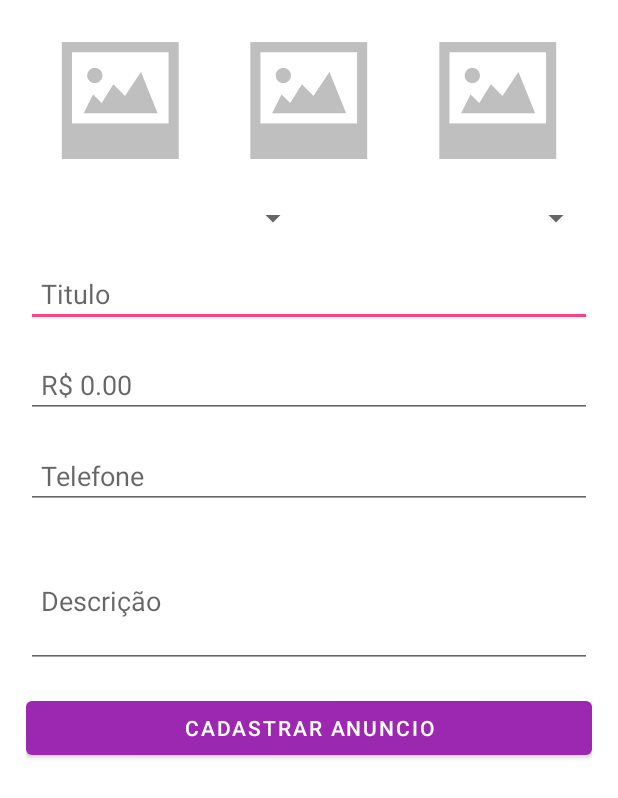
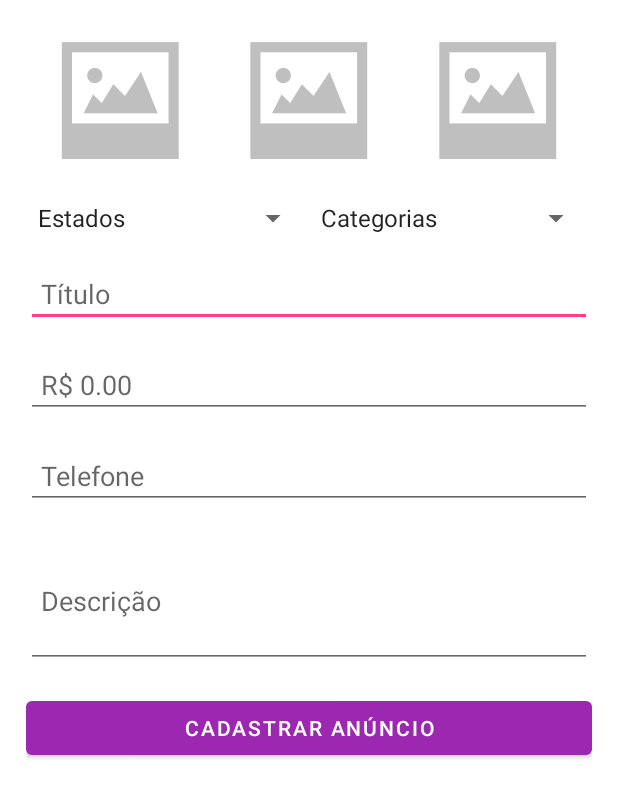
Before and after one commit to Luiza-MRS/Projeto_Residuos_Oficial, an Android app: the CadastrarAnuncioActivity screen opened directly, with no data from a screen before it, after a tap on an icon or button, on a phone screen of 412 x 824 dp. Shown: the top 798 px of the screen. Run offline under Robolectric (Android 15) with nearby library versions, the phone set to English and light mode, and no system bars.

Commit message:
Adição de spinner e Validação do cadastro de anuncios

```diff
--- a/app/src/main/java/com/example/olx_clone/activity/CadastrarAnuncioActivity.java
+++ b/app/src/main/java/com/example/olx_clone/activity/CadastrarAnuncioActivity.java
@@ -1,7 +1,6 @@
 package com.example.olx_clone.activity;
 
 import android.Manifest;
-import android.annotation.SuppressLint;
 import android.app.Activity;
 import android.app.AlertDialog;
 import android.content.DialogInterface;
@@ -14,10 +13,14 @@ import android.text.Editable;
 import android.text.TextWatcher;
 import android.util.Log;
 import android.view.View;
+import android.widget.ArrayAdapter;
 import android.widget.EditText;
 import android.widget.ImageView;
+import android.widget.Spinner;
 import android.widget.Toast;
 
+import androidx.activity.result.ActivityResultLauncher;
+import androidx.activity.result.contract.ActivityResultContracts;
 import androidx.annotation.NonNull;
 import androidx.appcompat.app.AppCompatActivity;
 import androidx.core.graphics.Insets;
@@ -33,17 +36,23 @@ import java.util.List;
 public class CadastrarAnuncioActivity extends AppCompatActivity implements View.OnClickListener {
 
     private EditText campoTitulo, campoDescricao, campoValor, campoTelefone;
+    private Spinner campoEstado, campoCategoria;
     private ImageView imagem1, imagem2, imagem3;
-    private String[] permissoes = new String[]{
+    private final String[] permissoes = new String[]{
             Manifest.permission.READ_EXTERNAL_STORAGE,
     };
-    private List<String> listaFotosRecuperadas = new ArrayList<>();
+    private final List<String> listaFotosRecuperadas = new ArrayList<>();
+
+    private ActivityResultLauncher<Intent> activityResultLauncher;
+    private int requestCode;
 
     @Override
     protected void onCreate(Bundle savedInstanceState) {
         super.onCreate(savedInstanceState);
         setContentView(R.layout.activity_cadastrar_anuncio);
         inicializarComponentes();
+
+        carregarDadosSpinner();
 
         ViewCompat.setOnApplyWindowInsetsListener(findViewById(R.id.main), (v, insets) -> {
             Insets systemBars = insets.getInsets(WindowInsetsCompat.Type.systemBars());
@@ -56,57 +65,90 @@ public class CadastrarAnuncioActivity extends AppCompatActivity implements View.
 
         // Adicionar TextWatcher para formatar o telefone
         adicionarTextWatcherTelefone();
+
+        // Inicializar ActivityResultLauncher
+        activityResultLauncher = registerForActivityResult(
+                new ActivityResultContracts.StartActivityForResult(),
+                result -> {
+                    if (result.getResultCode() == Activity.RESULT_OK) {
+                        Intent data = result.getData();
+                        if (data != null && data.getData() != null) {
+                            Uri imagemSelecionada = data.getData();
+                            String caminhoImagem = imagemSelecionada.toString();
+
+                            // Configura imagem no ImageView
+                            if (requestCode == 1) {
+                                imagem1.setImageURI(imagemSelecionada);
+                            } else if (requestCode == 2) {
+                                imagem2.setImageURI(imagemSelecionada);
+                            } else if (requestCode == 3) {
+                                imagem3.setImageURI(imagemSelecionada);
+                            }
+
+                            listaFotosRecuperadas.add(caminhoImagem);
+                        }
+                    }
+                }
+        );
     }
 
-    @SuppressLint("NonConstantResourceId")
     @Override
     public void onClick(View v) {
-        switch (v.getId()) {
-            case R.id.imageCadastro1:
-                escolherImagem(1);
-                break;
-            case R.id.imageCadastro2:
-                escolherImagem(2);
-                break;
-            case R.id.imageCadastro3:
-                escolherImagem(3);
-                break;
-            default:
-                throw new IllegalStateException("Unexpected value: " + v.getId());
+        int id = v.getId();
+        if (id == R.id.imageCadastro1) {
+            escolherImagem(1);
+        } else if (id == R.id.imageCadastro2) {
+            escolherImagem(2);
+        } else if (id == R.id.imageCadastro3) {
+            escolherImagem(3);
+        } else {
+            throw new IllegalStateException("Unexpected value: " + id);
         }
     }
 
     public void escolherImagem(int requestCode) {
+        this.requestCode = requestCode;
         Intent i = new Intent(Intent.ACTION_PICK, MediaStore.Images.Media.EXTERNAL_CONTENT_URI);
-        startActivityForResult(i, requestCode);
+        activityResultLauncher.launch(i);
     }
 
-    @Override
-    protected void onActivityResult(int requestCode, int resultCode, Intent data) {
-        super.onActivityResult(requestCode, resultCode, data);
+    private void carregarDadosSpinner() {
+        // Configura spinner de estados
+        String[] estados = getResources().getStringArray(R.array.estados);
+        List<String> listaEstados = new ArrayList<>();
+        listaEstados.add("Estados"); // Título do spinner
+        listaEstados.addAll(List.of(estados));
 
-        if (resultCode == Activity.RESULT_OK) {
-            // Recuperar imagem
-            Uri imagemSelecionada = data.getData();
-            String caminhoImagem = imagemSelecionada.toString();
+        ArrayAdapter<String> adapterEstado = new ArrayAdapter<>(
+                this, android.R.layout.simple_spinner_item, listaEstados
+        );
+        adapterEstado.setDropDownViewResource(android.R.layout.simple_spinner_dropdown_item);
+        campoEstado.setAdapter(adapterEstado);
+        campoEstado.setSelection(0);
 
-            // Configura imagem no ImageView
-            if (requestCode == 1) {
-                imagem1.setImageURI(imagemSelecionada);
-            } else if (requestCode == 2) {
-                imagem2.setImageURI(imagemSelecionada);
-            } else if (requestCode == 3) {
-                imagem3.setImageURI(imagemSelecionada);
-            }
+        // Configura spinner de categorias
+        String[] categorias = getResources().getStringArray(R.array.categorias);
+        List<String> listaCategorias = new ArrayList<>();
+        listaCategorias.add("Categorias"); // Título do spinner
+        listaCategorias.addAll(List.of(categorias));
 
-            listaFotosRecuperadas.add(caminhoImagem);
-        }
+        ArrayAdapter<String> adapterCategoria = new ArrayAdapter<>(
+                this, android.R.layout.simple_spinner_item, listaCategorias
+        );
+        adapterCategoria.setDropDownViewResource(android.R.layout.simple_spinner_dropdown_item);
+        campoCategoria.setAdapter(adapterCategoria);
+        campoCategoria.setSelection(0);
     }
+
+
+
 
     private void inicializarComponentes() {
         campoTitulo = findViewById(R.id.editTitulo);
         campoDescricao = findViewById(R.id.editDescricao);
         campoValor = findViewById(R.id.editValor);
+        campoEstado = findViewById(R.id.spinnerEstado);
+        campoCategoria = findViewById(R.id.spinnerCategoria);
         campoTelefone = findViewById(R.id.editTelefone);
         imagem1 = findViewById(R.id.imageCadastro1);
         imagem2 = findViewById(R.id.imageCadastro2);
@@ -132,12 +174,7 @@ public class CadastrarAnuncioActivity extends AppCompatActivity implements View.
         builder.setTitle("Permissões Negadas");
         builder.setMessage("Para utilizar o app é necessário aceitar as permissões");
         builder.setCancelable(false);
-        builder.setPositiveButton("Confirmar", new DialogInterface.OnClickListener() {
-            @Override
-            public void onClick(DialogInterface dialog, int which) {
-                finish();
-            }
-        });
+        builder.setPositiveButton("Confirmar", (dialog, which) -> finish());
 
         AlertDialog dialog = builder.create();
         dialog.show();
@@ -158,10 +195,10 @@ public class CadastrarAnuncioActivity extends AppCompatActivity implements View.
                 if (!s.toString().equals(current)) {
                     campoTelefone.removeTextChangedListener(this);
 
-                    String cleanString = s.toString().replaceAll("[^\\d]", "");
+                    String cleanString = s.toString().replaceAll("\\D", "");
                     StringBuilder formatted = new StringBuilder();
 
-                    if (cleanString.length() > 0) {
+                    if (!cleanString.isEmpty()) {
                         formatted.append("(").append(cleanString.substring(0, Math.min(cleanString.length(), 2)));
                     }
 
@@ -179,7 +216,7 @@ public class CadastrarAnuncioActivity extends AppCompatActivity implements View.
 
                     current = formatted.toString();
                     campoTelefone.setText(current);
-                    campoTelefone.setSelection(isDeleting ? current.length() : current.length());
+                    campoTelefone.setSelection(current.length());
 
                     campoTelefone.addTextChangedListener(this);
                 }
@@ -190,7 +227,53 @@ public class CadastrarAnuncioActivity extends AppCompatActivity implements View.
         });
     }
 
-    public void salvarAnuncio(View view) {
+    public void validarDadosAnuncio(View view) {
+        String fone = "";
+        String estado = campoEstado.getSelectedItem().toString();
+        String categoria = campoCategoria.getSelectedItem().toString();
+        String titulo = campoTitulo.getText().toString();
+        String valor = campoValor.getText().toString();
+        String telefone = campoTelefone.getText().toString();
+        if (campoTelefone.getText() != null) {
+            fone = campoTelefone.getText().toString();
+        }
+        String descricao = campoDescricao.getText().toString();
+
+        if (listaFotosRecuperadas.size() != 0) {
+            if (!estado.isEmpty() && !estado.equals("Estados")) {
+                if (!categoria.isEmpty() && !categoria.equals("Categorias")) {
+                    if (!titulo.isEmpty()) {
+                        if (!valor.isEmpty() && !valor.equals("0")) {
+                            if (!telefone.isEmpty() && fone.length() >= 10) {
+                                if (!descricao.isEmpty()) {
+                                    salvarAnuncio();
+                                } else {
+                                    exibirMensagemErro("Preencha o campo Descrição!");
+                                }
+                            } else {
+                                exibirMensagemErro("Preencha o campo Telefone, digite ao menos 10 números!");
+                            }
+                        } else {
+                            exibirMensagemErro("Preencha o campo Valor!");
+                        }
+                    } else {
+                        exibirMensagemErro("Preencha o campo Título!");
+                    }
+                } else {
+                    exibirMensagemErro("Preencha o campo Categoria!");
+                }
+            } else {
+                exibirMensagemErro("Preencha o campo Estado!");
+            }
+        } else {
+            exibirMensagemErro("Selecione ao menos uma foto!");
+        }
+    }
+
+    private void exibirMensagemErro(String s) {
+    }
+
+    public void salvarAnuncio() {
         String valor = campoValor.getText().toString();
         Log.d("salvar", "salvarAnuncio: " + valor);
 
@@ -204,12 +287,6 @@ public class CadastrarAnuncioActivity extends AppCompatActivity implements View.
         Log.d("salvar", "Descricao: " + descricao);
         Log.d("salvar", "Telefone: " + telefone);
 
-        // Exemplo de lógica adicional para salvar o anúncio
-        // anuncio.setTitulo(titulo);
-        // anuncio.setDescricao(descricao);
-        // anuncio.setValor(valor);
-        // anuncio.setTelefone(telefone);
-
         Toast.makeText(this, "Anúncio salvo!", Toast.LENGTH_SHORT).show();
 
         // Redirecionar para "Meus Anúncios"
--- a/app/src/main/res/layout/activity_cadastrar_anuncio.xml
+++ b/app/src/main/res/layout/activity_cadastrar_anuncio.xml
@@ -57,14 +57,14 @@
             android:orientation="horizontal">
 
             <Spinner
-                android:id="@+id/spinner"
-                android:layout_width="match_parent"
+                android:id="@+id/spinnerEstado"
+                android:layout_width="0dp"
                 android:layout_height="wrap_content"
                 android:layout_weight="1" />
 
             <Spinner
-                android:id="@+id/spinner2"
-                android:layout_width="match_parent"
+                android:id="@+id/spinnerCategoria"
+                android:layout_width="0dp"
                 android:layout_height="wrap_content"
                 android:layout_weight="1" />
         </LinearLayout>
@@ -74,7 +74,7 @@
             android:layout_width="match_parent"
             android:layout_height="wrap_content"
             android:layout_marginBottom="16dp"
-            android:hint="Titulo"
+            android:hint="Título"
             android:inputType="text"
             android:padding="10dp" />
 
@@ -109,8 +109,8 @@
             android:id="@+id/cadastroAnuncio"
             android:layout_width="match_parent"
             android:layout_height="wrap_content"
-            android:onClick="salvarAnuncio"
-            android:text="Cadastrar Anuncio"
+            android:onClick="validarDadosAnuncio"
+            android:text="Cadastrar Anúncio"
             app:layout_constraintBottom_toBottomOf="parent" />
 
     </LinearLayout>
--- a/app/src/main/res/values/strings.xml
+++ b/app/src/main/res/values/strings.xml
@@ -1,5 +1,46 @@
 <resources>
-    <string name="app_name">olx_clone</string>
+    <string name="app_name"> Ciber Residuos</string>
     <string name="add_new_item">Adicionar Novo Item</string>
     <string name="meus_anuncios">Meus Anúncios</string>
+    <string-array name="estados">
+        <item>AC</item>
+        <item>AL</item>
+        <item>AM</item>
+        <item>AP</item>
+        <item>BA</item>
+        <item>CE</item>
+        <item>DF</item>
+        <item>ES</item>
+        <item>GO</item>
+        <item>MA</item>
+        <item>MG</item>
+        <item>MS</item>
+        <item>MT</item>
+        <item>PA</item>
+        <item>PB</item>
+        <item>PE</item>
+        <item>PI</item>
+        <item>PR</item>
+        <item>RJ</item>
+        <item>RN</item>
+        <item>RO</item>
+        <item>RR</item>
+        <item>RS</item>
+        <item>SC</item>
+        <item>SE</item>
+        <item>SP</item>
+        <item>TO</item>
+    </string-array>
+
+    <string-array name="categorias">
+        <item>Celulares</item>
+        <item>Tablets</item>
+        <item>Fones</item>
+        <item>Televisores</item>
+        <item>Pilhas</item>
+        <item>Música</item>
+        <item>Infantil</item>
+        <item>Agro</item>
+    </string-array>
+
 </resources>
```
